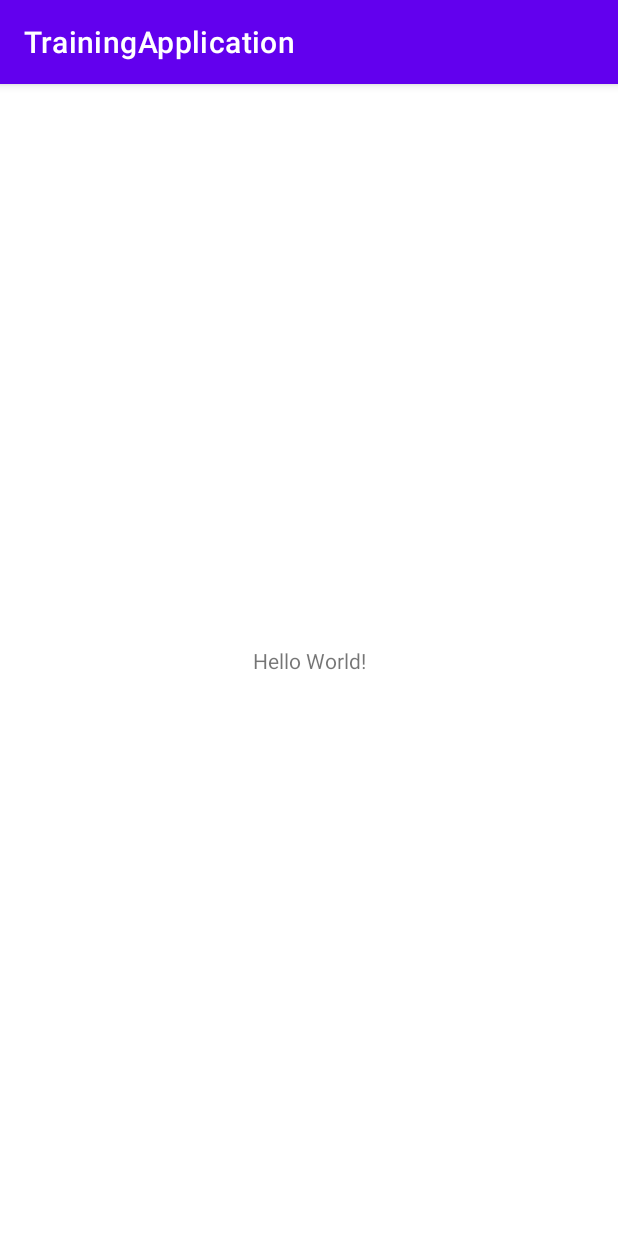
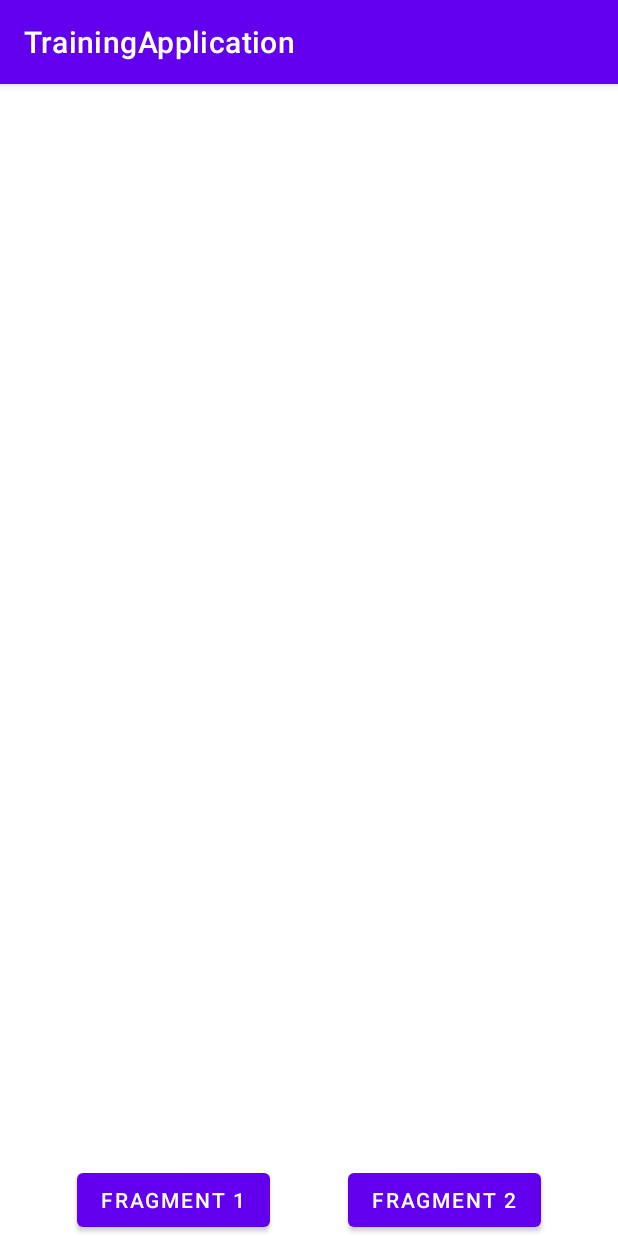
Before and after one commit to tana142/TrainingRikkeiSoft, an Android app: the screen it shows after launch (MainActivity), on a phone screen of 412 x 824 dp. Run offline under Robolectric (Android 15) with nearby library versions, the phone set to English and light mode, and no system bars.

Commit message:
finish_fragment_lifecycle

```diff
--- a/TrainingApplication/app/build.gradle
+++ b/TrainingApplication/app/build.gradle
@@ -32,7 +32,9 @@ dependencies {
     implementation 'androidx.appcompat:appcompat:1.4.0'
     implementation 'com.google.android.material:material:1.4.0'
     implementation 'androidx.constraintlayout:constraintlayout:2.1.2'
+    implementation 'androidx.legacy:legacy-support-v4:1.0.0'
     testImplementation 'junit:junit:4.+'
     androidTestImplementation 'androidx.test.ext:junit:1.1.3'
     androidTestImplementation 'androidx.test.espresso:espresso-core:3.4.0'
+    implementation "androidx.fragment:fragment:1.4.0"
 }
--- a/TrainingApplication/app/src/main/java/com/rikkei/training/activity/trainingapplication/MainActivity.java
+++ b/TrainingApplication/app/src/main/java/com/rikkei/training/activity/trainingapplication/MainActivity.java
@@ -1,48 +1,94 @@
 package com.rikkei.training.activity.trainingapplication;
 
+import android.app.FragmentManager;
+import android.content.Intent;
 import android.os.Bundle;
 import android.util.Log;
+import android.view.View;
+import android.widget.Button;
 
 import androidx.appcompat.app.AppCompatActivity;
+import androidx.fragment.app.Fragment;
+import androidx.fragment.app.FragmentTransaction;
 
 public class MainActivity extends AppCompatActivity {
-    private static final String  TAG = "Activity Main";
+    private static final String TAG = "Activity Main";
+    private Button btnF1, btnF2;
+    private Bundle bundleState;
 
     @Override
     protected void onCreate(Bundle savedInstanceState) {
         super.onCreate(savedInstanceState);
         setContentView(R.layout.activity_main);
-       Log.e(TAG, "onCreate: " + TAG );
+        bundleState = new Bundle();
+        bundleState = savedInstanceState;
+        btnF1 = findViewById(R.id.button_f1);
+        btnF2 = findViewById(R.id.button_f2);
+//
+        btnF1.setOnClickListener(new View.OnClickListener() {
+            @Override
+            public void onClick(View v) {
+                if (savedInstanceState == null) {
+                    getSupportFragmentManager()
+                            .beginTransaction()
+                            .setReorderingAllowed(true)
+                            .add(R.id.container, FragmentF1.Instance(), null)
+                            .addToBackStack("F1")
+                            .commit();
+                }
+            }
+        });
+        btnF2.setOnClickListener(new View.OnClickListener() {
+            @Override
+            public void onClick(View v) {
+                if (savedInstanceState == null) {
+                    getSupportFragmentManager()
+                            .beginTransaction()
+                            .setReorderingAllowed(true)
+                            .add(R.id.container, FragmentF2.Instance(), null)
+                            .addToBackStack("F1")
+                            .commit();
+                }
+            }
+        });
+
+        Log.e(TAG, "onCreate: " + TAG);
     }
 
-    @Override
-    protected void onStart() {
-        super.onStart();
-
-        Log.e(TAG, "onStart: " + TAG );
+    static MainActivity Instance() {
+        return new MainActivity();
     }
 
-    @Override
-    protected void onResume() {
-        super.onResume();
-        Log.e(TAG, "onResume: " + TAG);
-    }
 
-    @Override
-    protected void onPause() {
-        super.onPause();
-        Log.e(TAG, "onPause: " + TAG );
-    }
-
-    @Override
-    protected void onStop() {
-        super.onStop();
-        Log.e(TAG, "onStop: " + TAG);
-    }
-
-    @Override
-    protected void onDestroy() {
-        super.onDestroy();
-        Log.e(TAG, "onDestroy: "+ TAG );
-    }
+//
+//    @Override
+//    protected void onStart() {
+//        super.onStart();
+//
+//        Log.e(TAG, "onStart: " + TAG );
+//    }
+//
+//    @Override
+//    protected void onResume() {
+//        super.onResume();
+//        Log.e(TAG, "onResume: " + TAG);
+//    }
+//
+//    @Override
+//    protected void onPause() {
+//        super.onPause();
+//        Log.e(TAG, "onPause: " + TAG );
+//    }
+//
+//    @Override
+//    protected void onStop() {
+//        super.onStop();
+//        Log.e(TAG, "onStop: " + TAG);
+//    }
+//
+//    @Override
+//    protected void onDestroy() {
+//        super.onDestroy();
+//        Log.e(TAG, "onDestroy: "+ TAG );
+//    }
 }
--- a/TrainingApplication/app/src/main/res/layout/activity_main.xml
+++ b/TrainingApplication/app/src/main/res/layout/activity_main.xml
@@ -6,13 +6,28 @@
     android:layout_height="match_parent"
     tools:context=".MainActivity">
 
-    <TextView
+   <androidx.fragment.app.FragmentContainerView
+       android:layout_width="match_parent"
+       android:layout_height="match_parent"
+       android:id="@+id/container">
+   </androidx.fragment.app.FragmentContainerView>
+
+    <Button
         android:layout_width="wrap_content"
         android:layout_height="wrap_content"
-        android:text="Hello World!"
         app:layout_constraintBottom_toBottomOf="parent"
         app:layout_constraintLeft_toLeftOf="parent"
+        app:layout_constraintRight_toLeftOf="@id/button_f2"
+        android:text="Fragment 1"
+        android:id="@+id/button_f1"/>
+    <Button
+        android:layout_width="wrap_content"
+        android:layout_height="wrap_content"
+        app:layout_constraintBottom_toBottomOf="parent"
         app:layout_constraintRight_toRightOf="parent"
-        app:layout_constraintTop_toTopOf="parent" />
+        app:layout_constraintLeft_toRightOf="@id/button_f1"
+        android:text="Fragment 2"
+        android:id="@+id/button_f2"/>
+
 
 </androidx.constraintlayout.widget.ConstraintLayout>
--- a/TrainingApplication/app/src/main/res/values/strings.xml
+++ b/TrainingApplication/app/src/main/res/values/strings.xml
@@ -1,3 +1,5 @@
 <resources>
     <string name="app_name">TrainingApplication</string>
+    <!-- TODO: Remove or change this placeholder text -->
+    <string name="hello_blank_fragment">Hello blank fragment</string>
 </resources>
```
Also changed, not shown: TrainingApplication/app/src/main/java/com/rikkei/training/activity/trainingapplication/FragmentF1.java (added, +106 -0 lines), TrainingApplication/app/src/main/java/com/rikkei/training/activity/trainingapplication/FragmentF2.java (added, +96 -0 lines), TrainingApplication/app/src/main/res/layout/fragment_f1.xml (added, +15 -0 lines), TrainingApplication/app/src/main/res/layout/fragment_f2.xml (added, +15 -0 lines), 2 other files.
